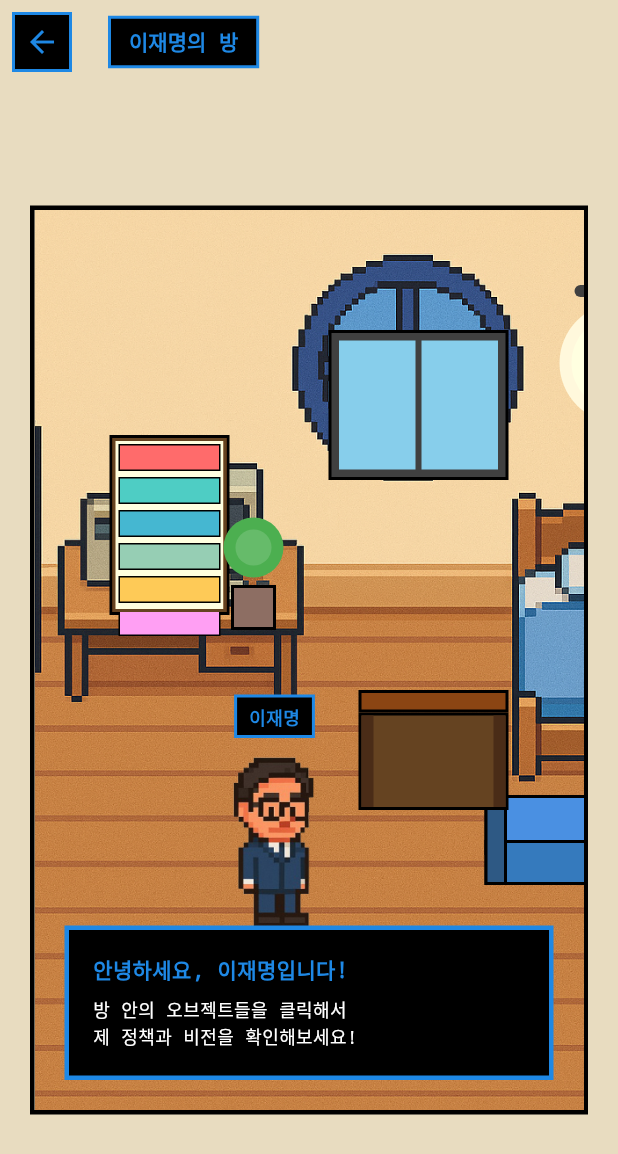
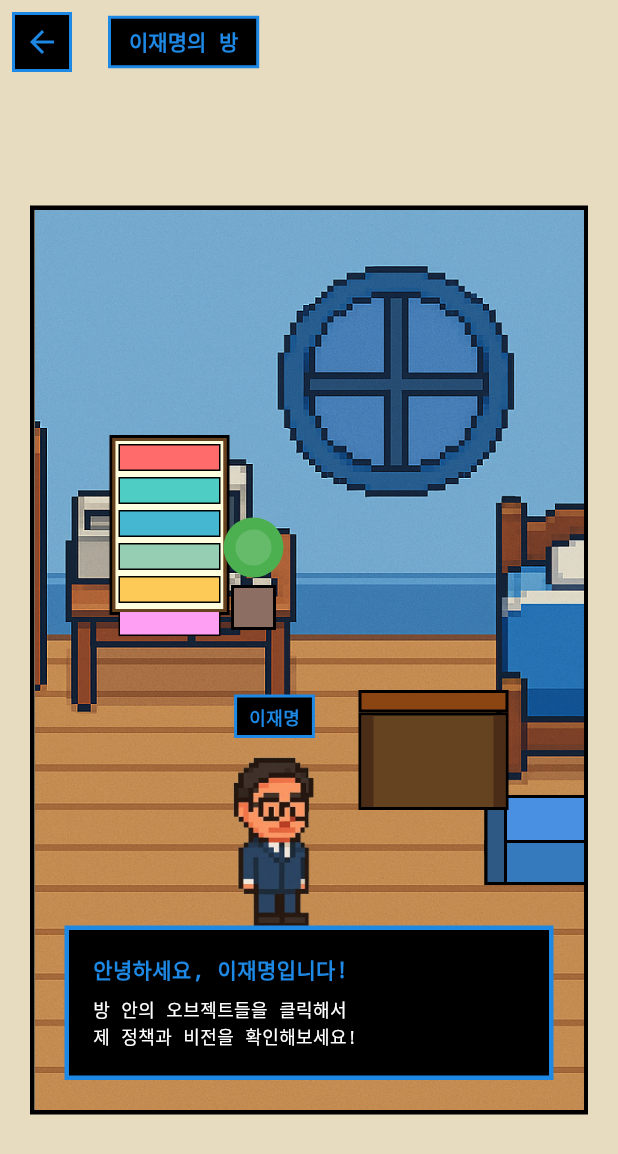
Before and after one commit to jangjia01234/ez-vote-kr, a Flutter app: the screen it shows after launch, after a tap on "이재명", on a phone screen of 412 x 824 dp. Shown: the top 1154 px of the screen. Run offline on Flutter 3.47's test engine with Material 3 defaults, Android fonts, the light colour scheme and no system bars.

Commit message:
feat: 후보별 배경 이미지 적용 및 코드 정리 - 각 후보별 room_background 이미지 적용, 불필요한 픽셀아트 코드 삭제, 에러 처리 개선

```diff
--- a/lib/screens/candidate_room_detail.dart
+++ b/lib/screens/candidate_room_detail.dart
@@ -78,140 +78,77 @@ class _CandidateRoomDetailState extends State<CandidateRoomDetail> {
   }
 
   Widget _buildPixelRoom() {
+    final candidateId = widget.candidate['id'];
+
+    // 각 후보별 배경 이미지 매칭
+    String backgroundPath;
+    switch (candidateId) {
+      case 'lee_jae_myung':
+        backgroundPath = 'assets/images/room_background_1.png';
+        break;
+      case 'kim_moon_soo':
+        backgroundPath = 'assets/images/room_background_2.png';
+        break;
+      case 'lee_jun_seok':
+        backgroundPath = 'assets/images/room_background_4.png';
+        break;
+      case 'kwon_young_guk':
+        backgroundPath = 'assets/images/room_background_5.png';
+        break;
+      default:
+        backgroundPath = 'assets/images/room_background_1.png';
+    }
+
     return Container(
       width: double.infinity,
-      height: 600, // 높이를 다시 600으로 설정
+      height: 600,
       child: Stack(
         children: [
           // 배경 이미지
           Positioned.fill(
             child: Image.asset(
-              'assets/images/room_background.png',
-              fit: BoxFit.cover, // 이미지를 더 크게 보이도록 cover로 변경
+              backgroundPath,
+              fit: BoxFit.cover,
               errorBuilder: (context, error, stackTrace) {
-                // 이미지 로드 실패시 기본 배경
-                return Stack(
-                  children: [
-                    // 방 배경 (회색 벽)
-                    Container(
-                      decoration: const BoxDecoration(
-                        color: Color(0xFFB0B0B0),
-                      ),
+                // 이미지 로드 실패시 간단한 에러 메시지
+                return Container(
+                  color: const Color(0xFFE8DCC0),
+                  child: Center(
+                    child: Column(
+                      mainAxisAlignment: MainAxisAlignment.center,
+                      children: [
+                        Icon(
+                          Icons.image_not_supported,
+                          size: 64,
+                          color: widget.candidate['color'],
+                        ),
+                        const SizedBox(height: 16),
+                        Text(
+                          '배경 이미지를 불러올 수 없습니다',
+                          style: TextStyle(
+                            fontSize: 16,
+                            fontWeight: FontWeight.bold,
+                            color: widget.candidate['color'],
+                            fontFamily: 'monospace',
+                          ),
+                        ),
+                        const SizedBox(height: 8),
+                        Text(
+                          '($backgroundPath)',
+                          style: const TextStyle(
+                            fontSize: 12,
+                            color: Colors.grey,
+                            fontFamily: 'monospace',
+                          ),
+                        ),
+                      ],
                     ),
-                    // 바닥
-                    Positioned(
-                      bottom: 0,
-                      left: 0,
-                      right: 0,
-                      height: 100,
-                      child: Container(
-                        decoration: const BoxDecoration(
-                          color: Color(0xFF8B7355), // 나무 바닥색
-                        ),
-                        child: CustomPaint(
-                          painter: FloorPatternPainter(),
-                        ),
-                      ),
-                    ),
-                    // 벽 패턴
-                    Positioned.fill(
-                      child: CustomPaint(
-                        painter: WallPatternPainter(),
-                      ),
-                    ),
-                  ],
+                  ),
                 );
               },
             ),
           ),
-          // 천장 조명 (배경 이미지 위에 오버레이) - 위치 조정
-          _buildCeilingLight(),
-          // 창문 (배경 이미지 위에 오버레이) - 위치 조정
-          _buildWindow(),
         ],
-      ),
-    );
-  }
-
-  Widget _buildCeilingLight() {
-    return Positioned(
-      top: 50,
-      left: 350, // 중앙으로 조정
-      child: Column(
-        children: [
-          // 조명 고리
-          Container(
-            width: 60,
-            height: 8,
-            decoration: BoxDecoration(
-              color: const Color(0xFF404040),
-              borderRadius: BorderRadius.circular(4),
-            ),
-          ),
-          const SizedBox(height: 4),
-          // 조명
-          Container(
-            width: 80,
-            height: 80,
-            decoration: const BoxDecoration(
-              color: Color(0xFFFFF8DC),
-              shape: BoxShape.circle,
-            ),
-            child: Container(
-              margin: const EdgeInsets.all(8),
-              decoration: const BoxDecoration(
-                color: Color(0xFFFFFFE0),
-                shape: BoxShape.circle,
-              ),
-              child: Container(
-                margin: const EdgeInsets.all(8),
-                decoration: const BoxDecoration(
-                  color: Color(0xFFFFFFF0),
-                  shape: BoxShape.circle,
-                ),
-              ),
-            ),
-          ),
-        ],
-      ),
-    );
-  }
-
-  Widget _buildWindow() {
-    return Positioned(
-      top: 80,
-      right: 50,
-      child: Container(
-        width: 120,
-        height: 100,
-        decoration: BoxDecoration(
-          color: const Color(0xFF404040),
-          border: Border.all(color: Colors.black, width: 2),
-        ),
-        child: Container(
-          margin: const EdgeInsets.all(4),
-          child: Row(
-            children: [
-              Expanded(
-                child: Container(
-                  decoration: BoxDecoration(
-                    color: const Color(0xFF87CEEB),
-                    border: Border.all(color: const Color(0xFF404040), width: 1),
-                  ),
-                ),
-              ),
-              Container(width: 2, color: const Color(0xFF404040)),
-              Expanded(
-                child: Container(
-                  decoration: BoxDecoration(
-                    color: const Color(0xFF87CEEB),
-                    border: Border.all(color: const Color(0xFF404040), width: 1),
-                  ),
-                ),
-              ),
-            ],
-          ),
-        ),
       ),
     );
   }
@@ -240,7 +177,7 @@ class _CandidateRoomDetailState extends State<CandidateRoomDetail> {
             ),
           ),
           const SizedBox(height: 8),
-          // 픽셀 아트 캐릭터
+          // 아바타 이미지
           _buildPixelCharacter(),
         ],
       ),
@@ -647,47 +584,3 @@ class _CandidateRoomDetailState extends State<CandidateRoomDetail> {
     );
   }
 }
-
-class FloorPatternPainter extends CustomPainter {
-  @override
-  void paint(Canvas canvas, Size size) {
-    final paint1 = Paint()..color = const Color(0xFF6B4E3D);
-    final paint2 = Paint()..color = const Color(0xFF8B7355);
-
-    // 나무 바닥 패턴
-    for (int i = 0; i < size.width; i += 20) {
-      canvas.drawRect(
-        Rect.fromLTWH(i.toDouble(), 0, 18, size.height),
-        i % 40 == 0 ? paint1 : paint2,
-      );
-      // 나무 결 표현
-      canvas.drawLine(
-        Offset(i.toDouble() + 18, 0),
-        Offset(i.toDouble() + 18, size.height),
-        Paint()..color = Colors.black..strokeWidth = 1,
-      );
-    }
-  }
-
-  @override
-  bool shouldRepaint(covariant CustomPainter oldDelegate) => false;
-}
-
-class WallPatternPainter extends CustomPainter {
-  @override
-  void paint(Canvas canvas, Size size) {
-    final paint = Paint()..color = const Color(0xFF909090);
-
-    // 벽 텍스처
-    for (int i = 0; i < size.width; i += 4) {
-      for (int j = 0; j < size.height - 100; j += 4) {
-        if ((i + j) % 8 == 0) {
-          canvas.drawRect(Rect.fromLTWH(i.toDouble(), j.toDouble(), 2, 2), paint);
-        }
-      }
-    }
-  }
-
-  @override
-  bool shouldRepaint(covariant CustomPainter oldDelegate) => false;
-}
```
Also changed, not shown: lib/screens/candidate_rooms_page.dart (+22 -3 lines), assets/images/room_background.png (deleted), assets/images/room_background_1.png (added), assets/images/room_background_2.png (added), assets/images/room_background_4.png (added), assets/images/room_background_5.png (added), 5 other files.
